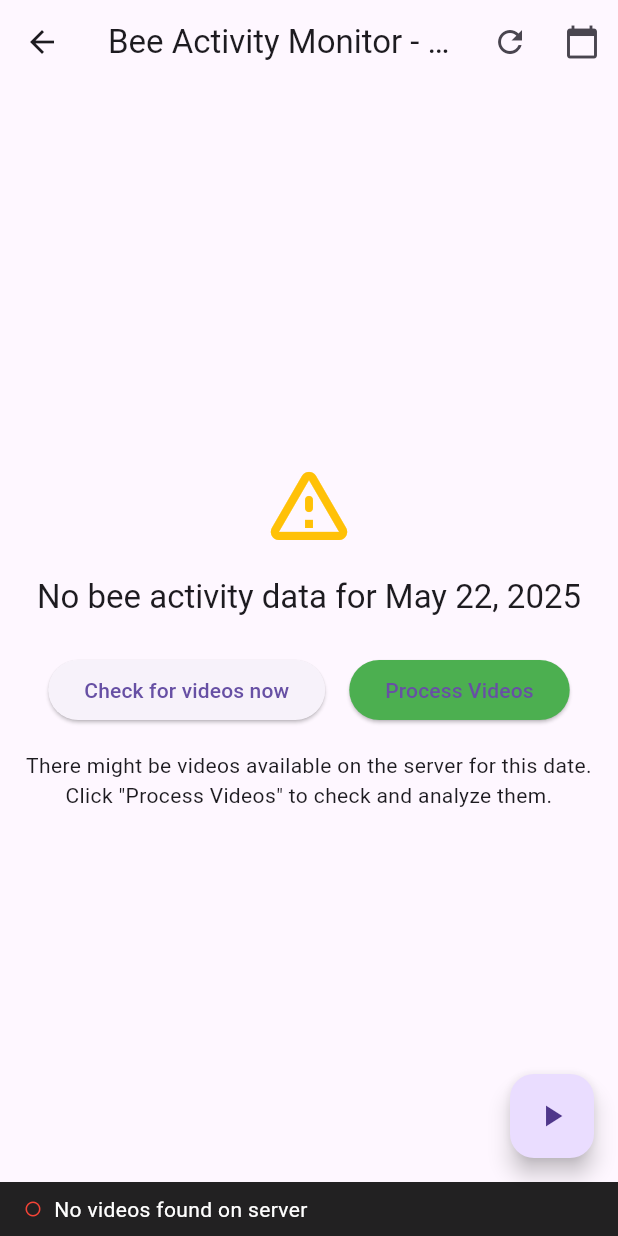
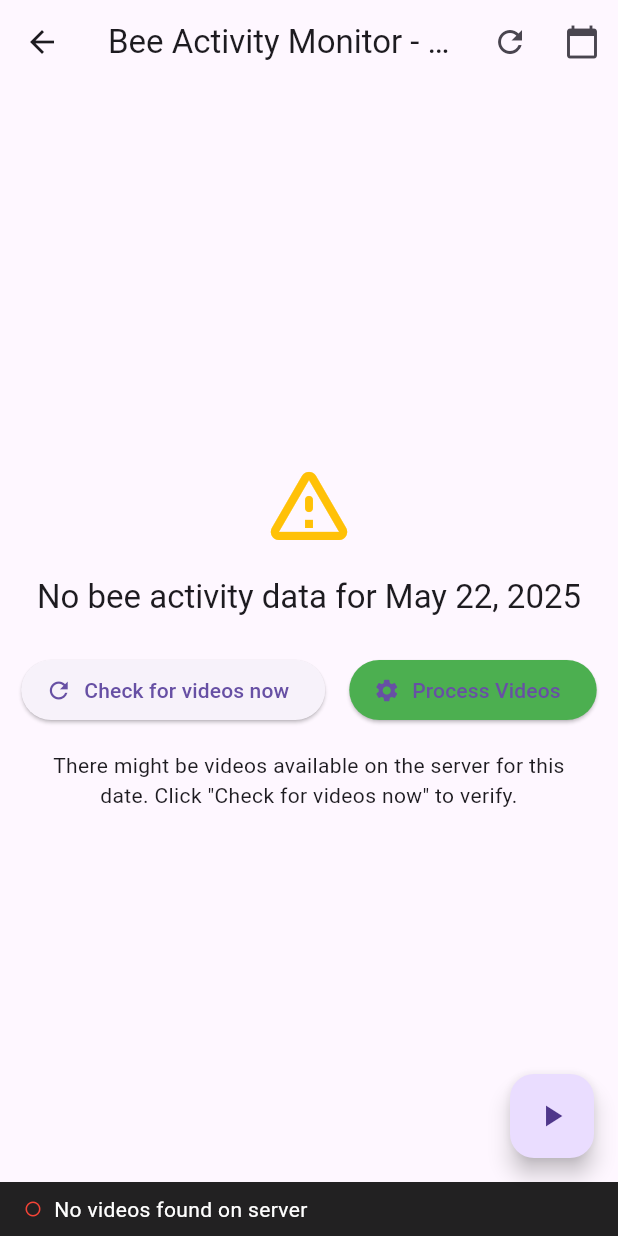
Before and after one commit to Karagwa/farmer_app, a Flutter app: the BeeMonitoringScreen screen opened directly, after a tap on "Check for videos now", on a phone screen of 412 x 824 dp. Run offline on Flutter 3.47's test engine with Material 3 defaults, Android fonts, the phone set to English and light mode, and no system bars; our stand-ins replace cached_network_image, carousel_slider, chewie, cross_file, fl_chart, flutter_local_notifications and 16 more; missing offline and left inert: flutter_background_service, flutter_background_service_android, flutter_echarts, tflite_flutter; accounts and stored records are empty; network calls fail.

Commit message:
corected the bee_activity monitoring screen

```diff
--- a/lib/bee_counter/bee_monitoring_screen.dart
+++ b/lib/bee_counter/bee_monitoring_screen.dart
@@ -556,7 +556,14 @@ class _BeeMonitoringScreenState extends State<BeeMonitoringScreen> {
   Widget _buildBody() {
     if (_isLoading) {
       return const Center(
-        child: CircularProgressIndicator(),
+        child: Column(
+          mainAxisAlignment: MainAxisAlignment.center,
+          children: [
+            CircularProgressIndicator(),
+            SizedBox(height: 16),
+            Text('Loading bee activity data...')
+          ],
+        ),
       );
     }
 
@@ -580,28 +587,29 @@ class _BeeMonitoringScreenState extends State<BeeMonitoringScreen> {
             Row(
               mainAxisAlignment: MainAxisAlignment.center,
               children: [
-                ElevatedButton(
+                ElevatedButton.icon(
                   onPressed: _checkForVideosNow,
-                  child: const Text('Check for videos now'),
+                  icon: const Icon(Icons.refresh),
+                  label: const Text('Check for videos now'),
                 ),
                 const SizedBox(width: 16),
-                ElevatedButton(
+                ElevatedButton.icon(
                   onPressed: _showVideoProcessingDialog,
+                  icon: const Icon(Icons.settings),
                   style: ElevatedButton.styleFrom(
                     backgroundColor: Colors.green,
                   ),
-                  child: const Text('Process Videos'),
+                  label: const Text('Process Videos'),
                 ),
               ],
             ),
             const SizedBox(height: 16),
-            Text(
-              'There might be videos available on the server for this date.',
-              textAlign: TextAlign.center,
-            ),
-            Text(
-              'Click "Process Videos" to check and analyze them.',
-              textAlign: TextAlign.center,
+            const Padding(
+              padding: EdgeInsets.symmetric(horizontal: 24),
+              child: Text(
+                'There might be videos available on the server for this date. Click "Check for videos now" to verify.',
+                textAlign: TextAlign.center,
+              ),
             ),
           ],
         ),
```
